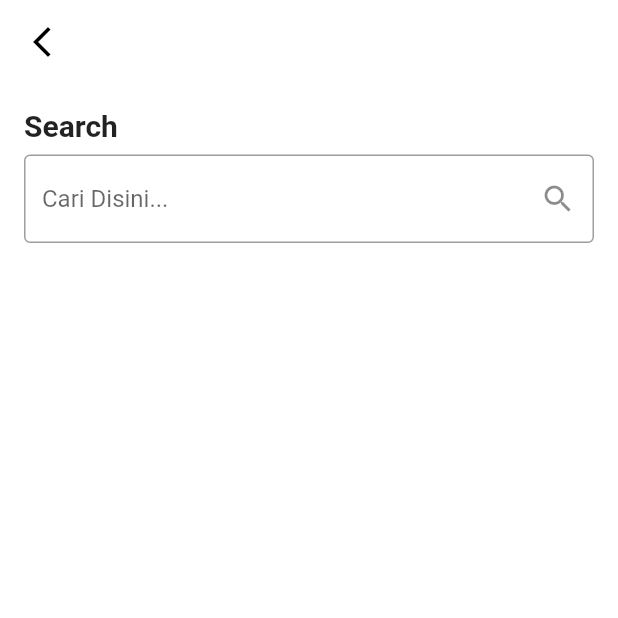
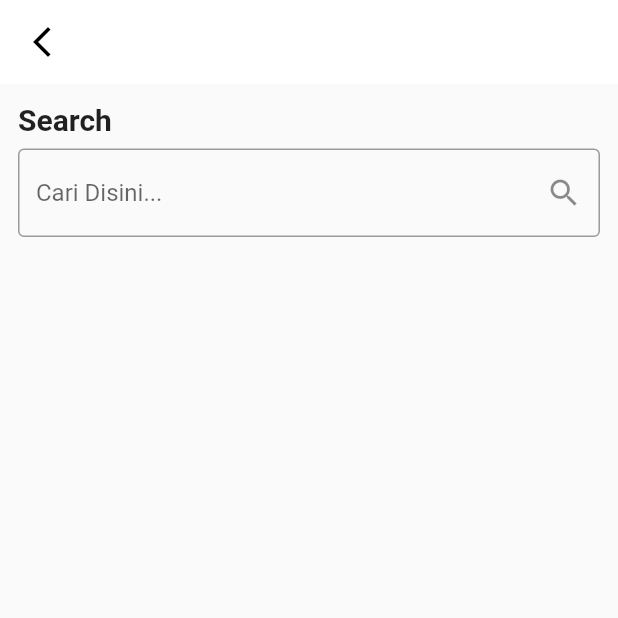
Before and after one commit to setiawangunadi/restaurant_app, a Flutter app: the SearchScreen screen opened by its route, on a phone screen of 412 x 824 dp, the top half of it. Run offline on Flutter 3.47's test engine with Material 2 defaults, Android fonts, the phone set to English and light mode, and no system bars; our stand-ins replace bloc, dio, flutter_bloc, flutter_local_notifications, permission_handler, pretty_dio_logger and 5 more; accounts and stored records are empty; network calls fail.

Commit message:
Bugfix overflow

```diff
--- a/lib/screens/search_screen.dart
+++ b/lib/screens/search_screen.dart
@@ -38,10 +38,12 @@ class _SearchScreenState extends State<SearchScreen> {
             ),
             elevation: 0,
           ),
-          body: Container(
-            padding: const EdgeInsets.all(16.0),
-            color: Colors.white,
+          body: SingleChildScrollView(
+            physics: const ClampingScrollPhysics(),
+            child: Padding(
+              padding: const EdgeInsets.all(12.0),
               child: Column(
+                mainAxisAlignment: MainAxisAlignment.spaceBetween,
                 children: [
                   Column(
                     crossAxisAlignment: CrossAxisAlignment.start,
@@ -75,8 +77,7 @@ class _SearchScreenState extends State<SearchScreen> {
                     ],
                   ),
                   if (state is OnLoadingSearch)
-                  const Expanded(
-                    child: Column(
+                    const Column(
                       crossAxisAlignment: CrossAxisAlignment.center,
                       mainAxisAlignment: MainAxisAlignment.center,
                       children: [
@@ -87,7 +88,6 @@ class _SearchScreenState extends State<SearchScreen> {
                         SizedBox(height: 16),
                         Text("Finding Restaurant For You")
                       ],
-                    ),
                     ),
                   if (state is OnSuccessSearch)
                     SizedBox(
@@ -100,8 +100,10 @@ class _SearchScreenState extends State<SearchScreen> {
                             onTap: () => Navigator.pushNamed(
                               context,
                               Routers.detail,
-                            arguments:
+                              arguments: [
                                 state.searchResponse.restaurants?[index].id,
+                                "search",
+                              ],
                             ),
                             child: Container(
                               padding: const EdgeInsets.all(16.0),
@@ -178,6 +180,7 @@ class _SearchScreenState extends State<SearchScreen> {
                 ],
               ),
             ),
+          ),
         );
       },
     );
```
Also changed, not shown: lib/screens/detail_restaurant_screen.dart (+26 -10 lines). Lines whose indentation alone changed are shown as unchanged.
